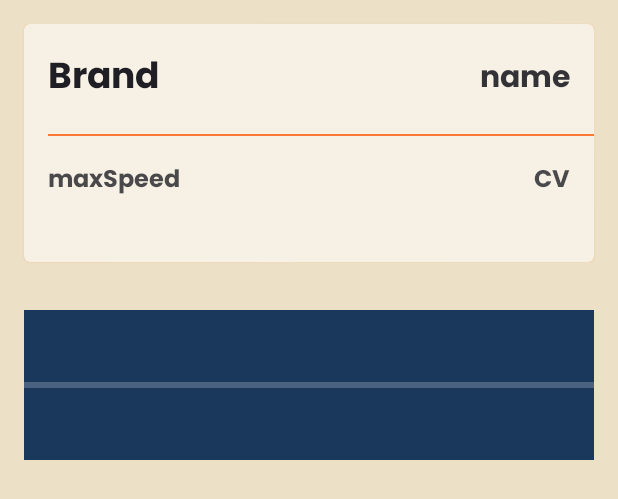
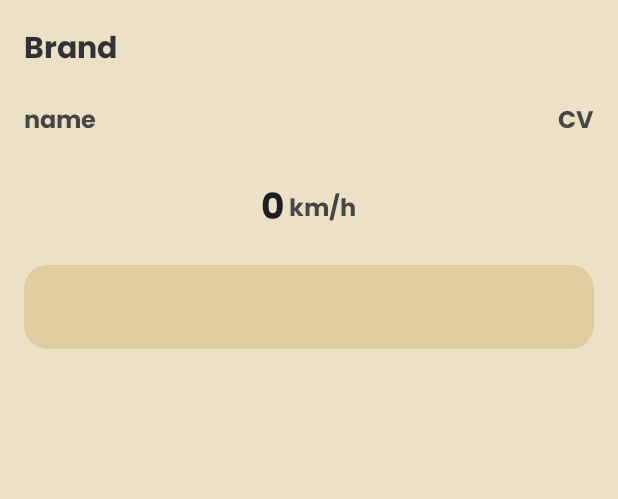
Before and after one commit to GauvainSeigneur/NeedForStream, an Android app: the layout fragment_details.xml on its own in the app's theme, with its tools: preview values and no code run, on a phone screen of 412 x 824 dp. Shown: the top 499 px of the screen. Run offline under Robolectric (Android 15) with nearby library versions, the phone set to English and light mode, and no system bars.

Commit message:
finalize UI for details

```diff
--- a/app/src/main/java/com/seigneur/gauvain/needforstream/utils/Constants.kt
+++ b/app/src/main/java/com/seigneur/gauvain/needforstream/utils/Constants.kt
@@ -3,5 +3,7 @@ package com.seigneur.gauvain.needforstream.utils
 object Constants {
     const val LIST_REQUEST = 100
     const val SPEED_REQUEST = 101
+    const val STOP_REQUEST = 102
     const val NORMAL_CLOSURE_STATUS = 1000
+
 }
--- /dev/null
+++ b/app/src/main/res/drawable/custom_progress.xml
@@ -0,0 +1,40 @@
+<?xml version="1.0" encoding="utf-8"?>
+<layer-list xmlns:android="http://schemas.android.com/apk/res/android">
+
+	<item android:id="@android:id/background">
+		<shape android:shape="rectangle" >
+			<solid android:color="@color/colorPrimaryVariant" />
+			<corners android:radius="@dimen/padding_16"/>
+		</shape>
+	</item>
+
+	<item android:id="@android:id/secondaryProgress">
+		<clip>
+			<shape>
+				<corners android:radius="@dimen/padding_16"/>
+				<gradient
+						android:startColor="#234"
+						android:centerColor="#234"
+						android:centerY="0.75"
+						android:endColor="#a24"
+						android:angle="90"
+				/>
+			</shape>
+		</clip>
+	</item>
+
+	<item android:id="@android:id/progress">
+		<clip>
+			<shape>
+				<corners android:radius="@dimen/padding_16"/>
+				<gradient
+						android:startColor="#144281"
+						android:centerColor="#0b1f3c"
+						android:centerY="0.75"
+						android:endColor="#06101d"
+						android:angle="270"
+				/>
+			</shape>
+		</clip>
+	</item>
+</layer-list>
--- a/app/src/main/res/layout/activity_main.xml
+++ b/app/src/main/res/layout/activity_main.xml
@@ -55,10 +55,10 @@
             android:layout_width="match_parent"
             android:layout_height="wrap_content"/>
 
+
 	<FrameLayout
 			android:id="@+id/fragLayout"
 			android:layout_width="match_parent"
-			android:background="@color/colorSecondary"
 			android:layout_height="wrap_content"/>
 
 </androidx.coordinatorlayout.widget.CoordinatorLayout>
--- a/app/src/main/res/layout/fragment_details.xml
+++ b/app/src/main/res/layout/fragment_details.xml
@@ -6,20 +6,9 @@
 		android:layout_width="match_parent"
 		android:layout_height="wrap_content">
 
-	<androidx.cardview.widget.CardView
-			style="@style/defaultCardViewStyle"
-			android:layout_width="match_parent"
-			android:layout_height="wrap_content"
-			android:layout_margin="@dimen/padding_16">
-
-		<androidx.constraintlayout.widget.ConstraintLayout
-				android:layout_width="match_parent"
-				android:layout_height="wrap_content"
-				android:paddingBottom="@dimen/padding_16">
-
 	<TextView
 			android:id="@+id/mCarBrand"
-					style="@style/TextAppearance.Headline"
+			style="@style/TextAppearance.TitlePrimary"
 			app:layout_constraintTop_toTopOf="parent"
 			app:layout_constraintStart_toStartOf="parent"
 			android:padding="@dimen/padding_16"
@@ -27,60 +16,71 @@
 			android:layout_height="wrap_content"
 			tools:text="Brand"/>
 
+	<LinearLayout
+			android:orientation="horizontal"
+			android:paddingStart="@dimen/padding_16"
+			android:paddingEnd="@dimen/padding_16"
+			android:layout_width="match_parent"
+			android:layout_height="wrap_content"
+			android:weightSum="1">
+
 		<TextView
 				android:id="@+id/mCarName"
-					style="@style/TextAppearance.TitlePrimary"
-					app:layout_constraintTop_toTopOf="parent"
-					app:layout_constraintEnd_toEndOf="parent"
-					app:layout_constraintBottom_toTopOf="@+id/divider"
-					android:padding="@dimen/padding_16"
-					android:layout_width="wrap_content"
+				style="@style/TextAppearance.Subhead"
+				android:paddingEnd="@dimen/padding_8"
+				android:layout_width="0dp"
+				android:layout_weight="1"
 				android:layout_height="wrap_content"
 				tools:text="name"/>
-
-			<View
-					android:id="@+id/divider"
-					android:layout_width="match_parent"
-					android:layout_height="1dp"
-					app:layout_constraintTop_toBottomOf="@+id/mCarBrand"
-					android:layout_marginStart="@dimen/padding_16"
-					android:background="@color/colorSecondary"/>
-
-			<TextView
-					android:id="@+id/mCarSpeedMax"
-					style="@style/TextAppearance.Subhead"
-					app:layout_constraintTop_toBottomOf="@+id/divider"
-					app:layout_constraintStart_toStartOf="parent"
-					android:padding="@dimen/padding_16"
-					android:layout_width="wrap_content"
-					android:layout_height="wrap_content"
-					tools:text="maxSpeed"
-					android:layout_marginBottom="8dp"
-					app:layout_constraintBottom_toBottomOf="parent"/>
 
 		<TextView
 				android:id="@+id/mCarCV"
 				style="@style/TextAppearance.Subhead"
 				app:layout_constraintTop_toBottomOf="@+id/divider"
 				app:layout_constraintEnd_toEndOf="parent"
-					android:padding="@dimen/padding_16"
 				android:layout_width="wrap_content"
 				android:layout_height="wrap_content"
 				tools:text="CV"
 				android:layout_marginBottom="8dp"
 				app:layout_constraintBottom_toBottomOf="parent"/>
 
-		</androidx.constraintlayout.widget.ConstraintLayout>
+	</LinearLayout>
 
-	</androidx.cardview.widget.CardView>
+	<LinearLayout
+			android:orientation="horizontal"
+			android:padding="@dimen/padding_16"
+			android:layout_width="match_parent"
+			android:gravity="center"
+			android:layout_height="wrap_content">
+
+		<TextView
+				android:id="@+id/mCarSpeed"
+				style="@style/TextAppearance.Headline"
+				android:gravity="center"
+				android:layout_width="wrap_content"
+				android:layout_height="wrap_content"
+				android:text="0"/>
+
+		<TextView
+				style="@style/TextAppearance.Subhead"
+				android:layout_width="wrap_content"
+				android:layout_height="match_parent"
+				android:gravity="center"
+				android:text=" km/h"/>
+
+	</LinearLayout>
 
 	<ProgressBar
 			android:id="@+id/progress"
-			android:layout_margin="@dimen/padding_16"
+			android:layout_marginStart="@dimen/padding_16"
+			android:layout_marginEnd="@dimen/padding_16"
+			android:layout_marginBottom="@dimen/padding_16"
 			style="?android:attr/progressBarStyleHorizontal"
+			android:progressDrawable="@drawable/custom_progress"
 			android:layout_width="match_parent"
-			android:background="@color/colorBlue"
-			android:layout_height="100dp"/>
+			android:indeterminate="false"
+			android:max="100"
+			android:layout_height="56dp"/>
 
 
 
```
Also changed, not shown: app/src/main/java/com/seigneur/gauvain/needforstream/ui/details/DetailsFragment.kt (+21 -11 lines), app/src/main/java/com/seigneur/gauvain/needforstream/ui/list/CarViewHolder.kt (+4 -4 lines), app/src/main/java/com/seigneur/gauvain/needforstream/ui/list/MainActivity.kt (+5 -8 lines), app/src/main/java/com/seigneur/gauvain/needforstream/ui/list/MainViewModel.kt (+8 -17 lines), app/src/main/res/layout/item_car.xml (+16 -12 lines). Lines whose indentation alone changed are shown as unchanged.
